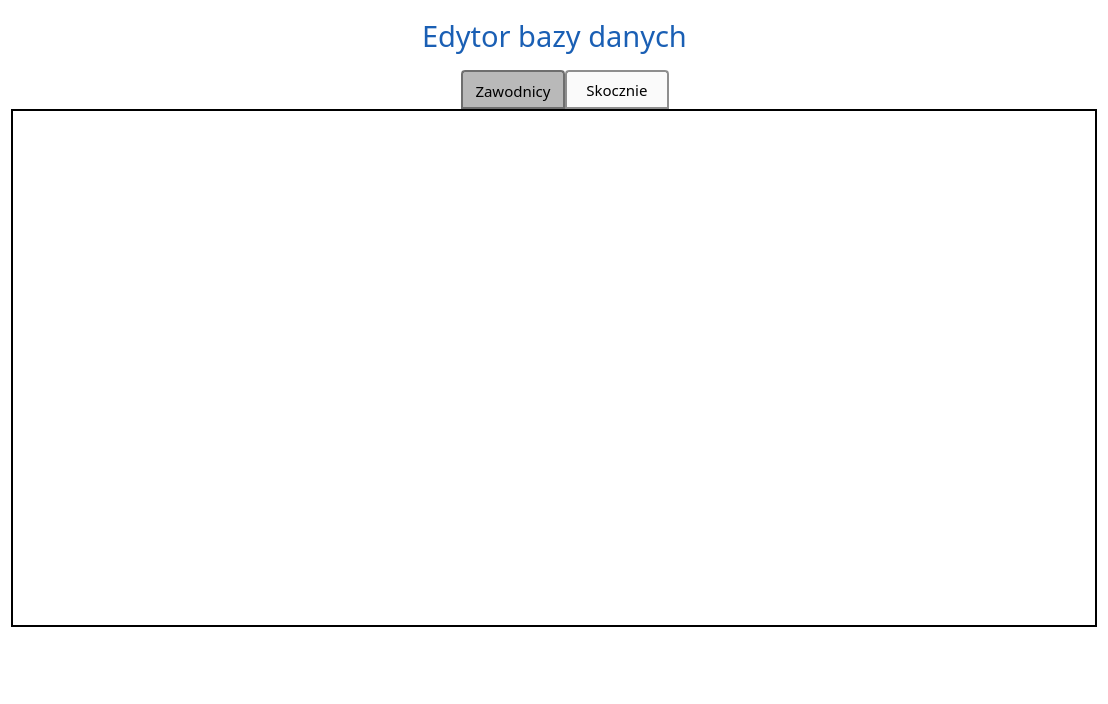
First picture: the form in UI/DatabaseEditor/DatabaseEditorWindow.ui, repository SiekamCebule/sj-sim, before the edit.
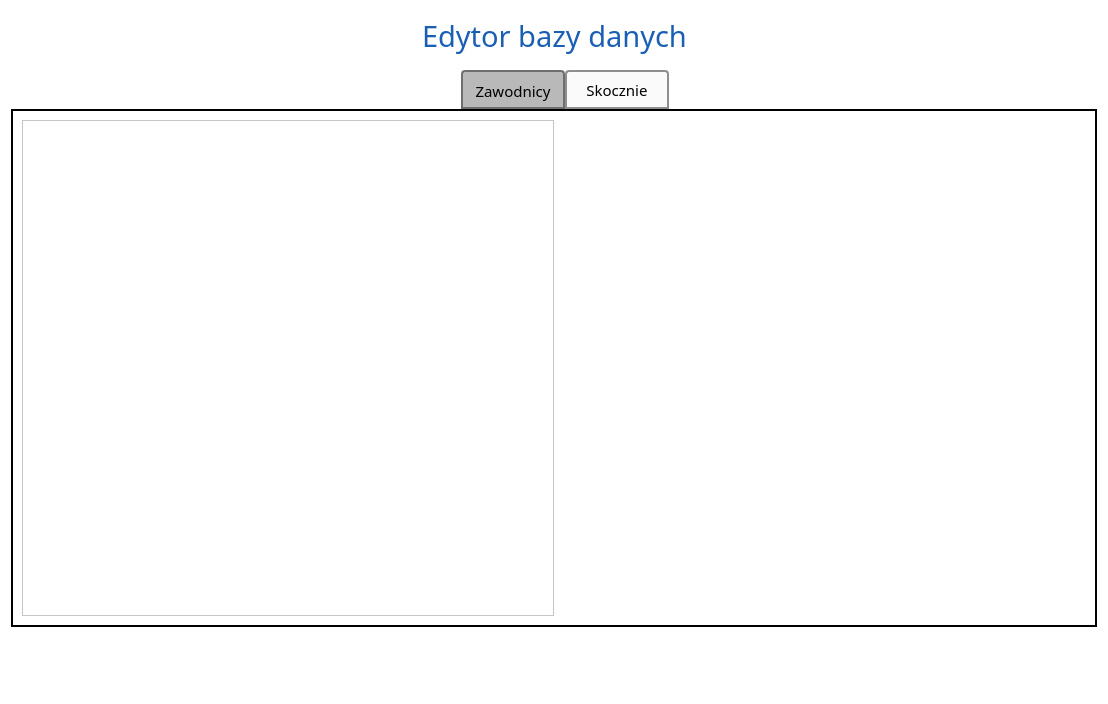
Second picture: the form after the edit. The open tabs and pages were chosen to show the change. Icons and pictures are not drawn.

```diff
--- a/UI/DatabaseEditor/DatabaseEditorWindow.ui
+++ b/UI/DatabaseEditor/DatabaseEditorWindow.ui
@@ -220,6 +220,43 @@
       <attribute name="title">
        <string>Skocznie</string>
       </attribute>
+      <layout class="QHBoxLayout" name="horizontalLayout_2">
+       <item>
+        <widget class="QScrollArea" name="scrollArea_hills">
+         <property name="widgetResizable">
+          <bool>true</bool>
+         </property>
+         <widget class="QWidget" name="scrollAreaWidget_hills">
+          <property name="geometry">
+           <rect>
+            <x>0</x>
+            <y>0</y>
+            <width>529</width>
+            <height>485</height>
+           </rect>
+          </property>
+          <layout class="QVBoxLayout" name="verticalLayout_3">
+           <item>
+            <layout class="QVBoxLayout" name="verticalLayout_hills"/>
+           </item>
+          </layout>
+         </widget>
+        </widget>
+       </item>
+       <item>
+        <spacer name="horizontalSpacer_5">
+         <property name="orientation">
+          <enum>Qt::Horizontal</enum>
+         </property>
+         <property name="sizeHint" stdset="0">
+          <size>
+           <width>528</width>
+           <height>20</height>
+          </size>
+         </property>
+        </spacer>
+       </item>
+      </layout>
      </widget>
     </widget>
    </item>
```
Left out of the diff: 4 changed lines with no effect on the pictures.
